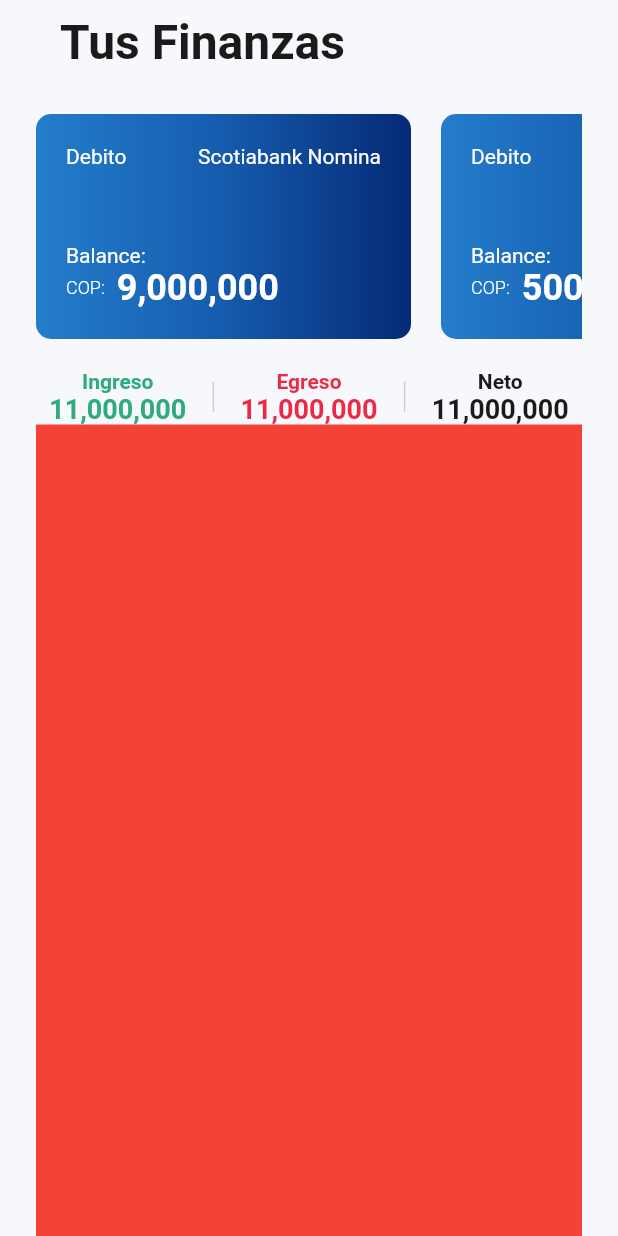
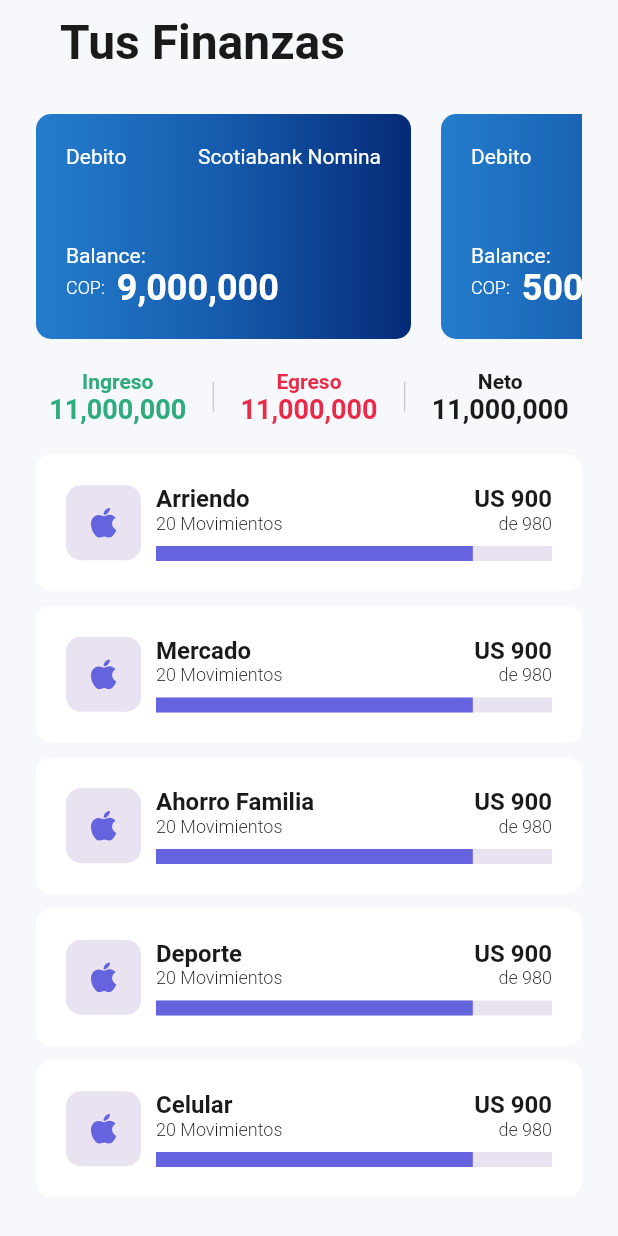
Before and after one commit to SebasAriasDEV/Expenses-App-Frontend, a Flutter app: the screen it shows after launch, on a phone screen of 412 x 824 dp. Run offline on Flutter 3.47's test engine with Material 2 defaults, Android fonts, the phone set to English and light mode, and no system bars; our stand-ins replace flutter_svg; Roboto replaces fonts that are missing (Avenir).

Commit message:
Home UI Done

```diff
--- /dev/null
+++ b/lib/models/category_model.dart
@@ -0,0 +1,32 @@
+class TCategory {
+  String name;
+  int monthlyBudget;
+  String uid;
+
+  static List<TCategory> dummyCategories = [
+    TCategory(name: 'Arriendo', monthlyBudget: 650, uid: 'AAAA'),
+    TCategory(name: 'Mercado', monthlyBudget: 120, uid: 'BBBB'),
+    TCategory(name: 'Ahorro Familia', monthlyBudget: 120, uid: 'BBBB'),
+    TCategory(name: 'Deporte', monthlyBudget: 120, uid: 'BBBB'),
+    TCategory(name: 'Celular', monthlyBudget: 120, uid: 'BBBB'),
+  ];
+
+  TCategory({
+    required this.name,
+    required this.monthlyBudget,
+    required this.uid,
+  });
+
+  factory TCategory.fromJson(Map<String, dynamic> json) => TCategory(
+      name: json['name'],
+      monthlyBudget: json['monthlyBudget'],
+      uid: json['uid']);
+
+  Map<String, dynamic> toJson() {
+    final Map<String, dynamic> data = Map<String, dynamic>();
+    data['name'] = name;
+    data['monthlyBudget'] = monthlyBudget;
+    data['uid'] = uid;
+    return data;
+  }
+}
--- a/lib/ui/components/account_card.dart
+++ b/lib/ui/components/account_card.dart
@@ -3,7 +3,6 @@ import 'package:i_budget_app/helpers/custom_functions.dart';
 import 'package:i_budget_app/models/account_model.dart';
 import 'package:i_budget_app/utils/colors.dart';
 import 'package:i_budget_app/utils/text_themes.dart';
-import 'package:intl/intl.dart';
 
 class AccountCard extends StatelessWidget {
   const AccountCard({super.key, required this.account});
--- /dev/null
+++ b/lib/ui/components/category_card.dart
@@ -0,0 +1,92 @@
+import 'package:flutter/material.dart';
+import 'package:flutter_svg/svg.dart';
+import 'package:i_budget_app/utils/colors.dart';
+import 'package:i_budget_app/utils/text_themes.dart';
+
+import '../../models/category_model.dart';
+
+class CategoryCard extends StatelessWidget {
+  const CategoryCard({super.key, required this.category});
+
+  final TCategory category;
+
+  @override
+  Widget build(BuildContext context) {
+    return Container(
+      decoration: BoxDecoration(
+        color: kWhiteColor,
+        borderRadius: BorderRadius.circular(10.0),
+      ),
+      child: CategoryCardContent(category: category),
+    );
+  }
+}
+
+class CategoryCardContent extends StatelessWidget {
+  const CategoryCardContent({super.key, required this.category});
+
+  final TCategory category;
+
+  @override
+  Widget build(BuildContext context) {
+    return Padding(
+      padding: const EdgeInsets.all(20.0),
+      child: Row(
+        children: [
+          const CategoryIconBox(),
+          const SizedBox(width: 10),
+          Expanded(
+            child: Column(
+              children: [
+                Row(
+                  mainAxisAlignment: MainAxisAlignment.spaceBetween,
+                  children: [
+                    Text(category.name, style: headline6),
+                    const Text("US 900", style: headline6),
+                  ],
+                ),
+                Row(
+                  mainAxisAlignment: MainAxisAlignment.spaceBetween,
+                  children: const [
+                    Text("20 Movimientos", style: paragraph6),
+                    Text("de 980", style: paragraph6),
+                  ],
+                ),
+                const SizedBox(height: 8),
+                const LinearProgressIndicator(
+                  value: 0.8,
+                  backgroundColor: kPurpleColorLight,
+                  color: kPurpleColor,
+                  minHeight: 10,
+                ),
+              ],
+            ),
+          ),
+        ],
+      ),
+    );
+  }
+}
+
+class CategoryIconBox extends StatelessWidget {
+  const CategoryIconBox({
+    super.key,
+  });
+
+  @override
+  Widget build(BuildContext context) {
+    return Container(
+      padding: const EdgeInsets.all(15.0),
+      decoration: BoxDecoration(
+        color: kPurpleColorLight,
+        borderRadius: BorderRadius.circular(10.0),
+      ),
+      child: SvgPicture.asset(
+        'assets/Apple.svg',
+        height: 20,
+        width: 20,
+        color: kPurpleColor,
+      ),
+    );
+  }
+}
--- a/lib/ui/screens/home_screen.dart
+++ b/lib/ui/screens/home_screen.dart
@@ -1,5 +1,9 @@
+import 'package:flutter/foundation.dart';
 import 'package:flutter/material.dart';
+
 import 'package:i_budget_app/models/account_model.dart';
+import 'package:i_budget_app/models/category_model.dart';
+import 'package:i_budget_app/ui/components/category_card.dart';
 import 'package:i_budget_app/utils/text_themes.dart';
 import 'package:i_budget_app/utils/themes.dart';
 
@@ -12,6 +16,7 @@ class HomeScreen extends StatelessWidget {
   @override
   Widget build(BuildContext context) {
     final dummyAccounts = Account.dummyAccounts;
+    final dummyCategories = TCategory.dummyCategories;
     return Scaffold(
       body: SafeArea(
         child: Padding(
@@ -30,10 +35,14 @@ class HomeScreen extends StatelessWidget {
               ListAccountCards(dummyAccounts: dummyAccounts),
               const SizedBox(height: 20),
               const HomeSummaryCard(),
+              const SizedBox(height: 20),
               Expanded(
                 flex: 3,
-                child: Container(
-                  color: Colors.red,
+                child: ListView.separated(
+                  itemBuilder: (_, index) =>
+                      CategoryCard(category: dummyCategories[index]),
+                  separatorBuilder: (_, index) => const SizedBox(height: 10),
+                  itemCount: dummyCategories.length,
                 ),
               )
             ],
--- a/lib/utils/colors.dart
+++ b/lib/utils/colors.dart
@@ -17,3 +17,6 @@ const Color kSuccessColor = Color(0xFF2FAC7D);
 const Color kErrorColor = Color(0xFFEB2A48);
 const Color kWarningColor = Color(0xFFF1E43A);
 const Color kInformationColor = Color(0xFF00BAFB);
+
+const Color kPurpleColor = Color(0xFF6563dd);
+const Color kPurpleColorLight = Color(0xFFe8e2f1);
```
Also changed, not shown: pubspec.yaml (+3 -8 lines), assets/Apple.svg (added), pubspec.lock.
